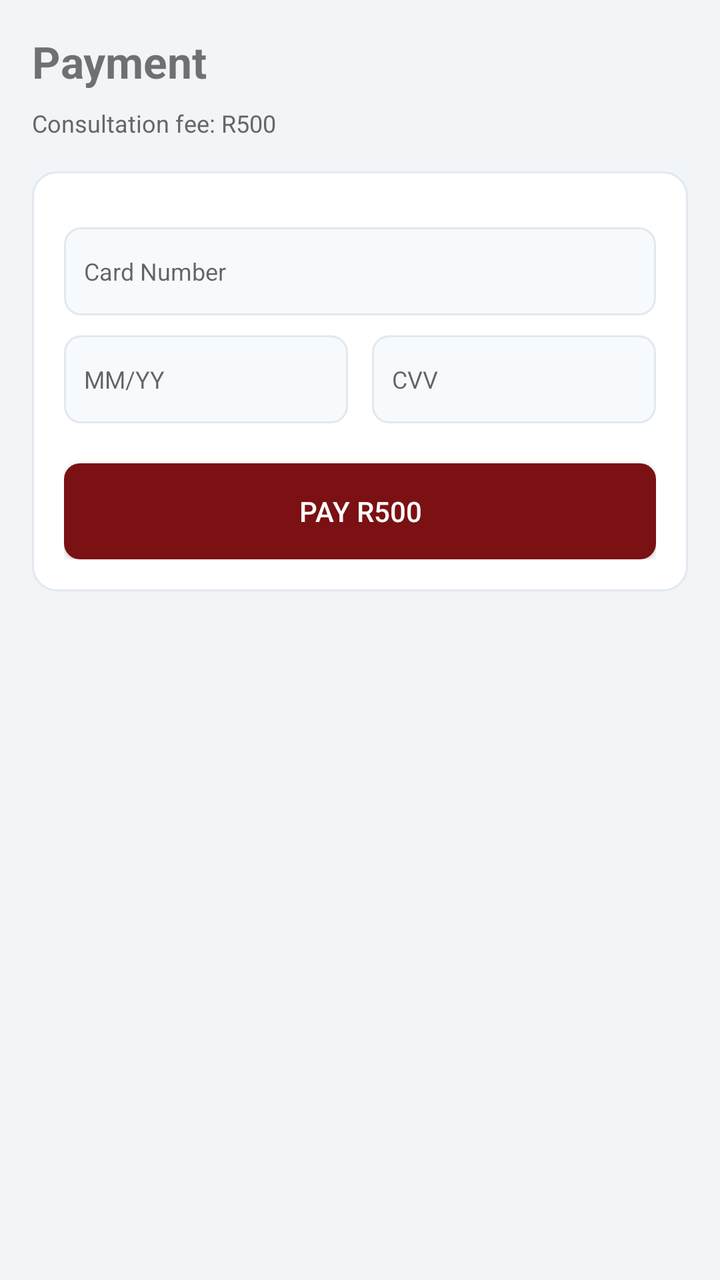
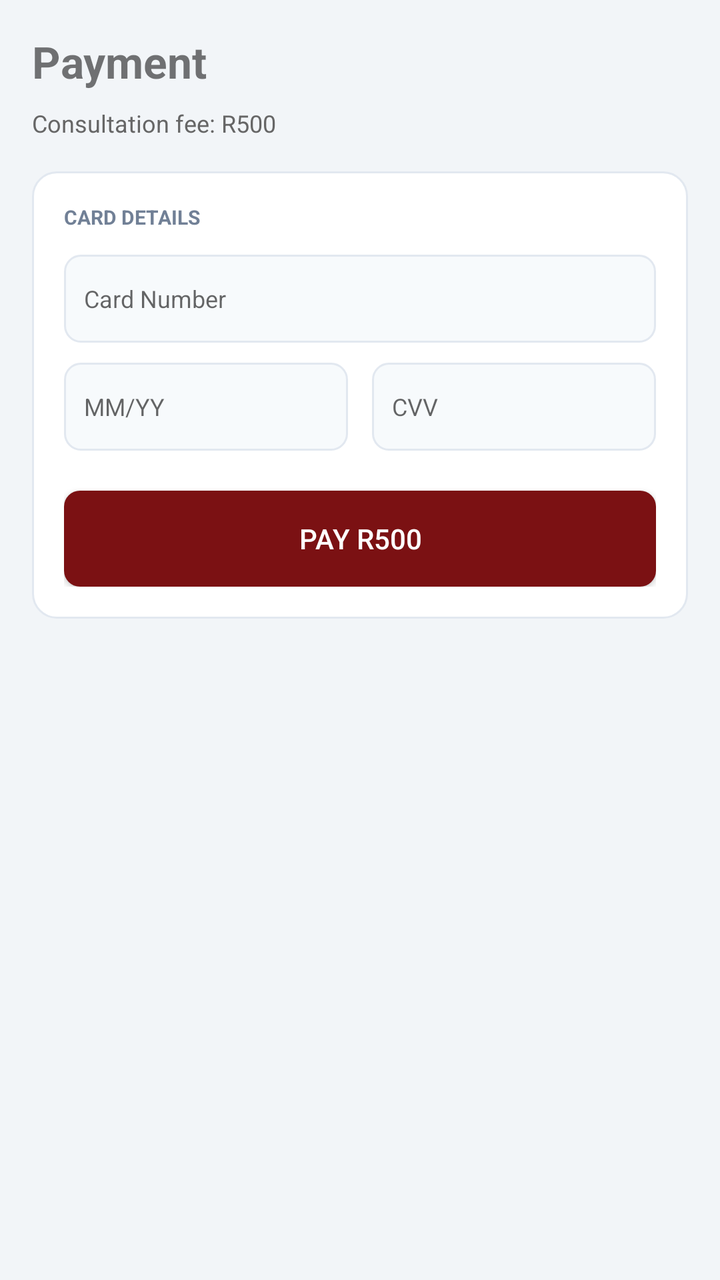

Before-and-after screenshots of an Android layout around one commit, followed by the original layout XML and the change that was made.
<!-- AndroidManifest.xml: application theme Theme.Halaxy_health -->
<!-- res/layout/activity_payment.xml -->
<?xml version="1.0" encoding="utf-8"?>
<LinearLayout
    xmlns:android="http://schemas.android.com/apk/res/android"
    android:layout_width="match_parent"
    android:layout_height="match_parent"
    android:orientation="vertical"
    android:background="#F2F5F8"
    android:padding="16dp">

    <TextView
        android:layout_width="wrap_content"
        android:layout_height="wrap_content"
        android:text="Payment"
        android:textSize="22sp"
        android:textStyle="bold" />

    <TextView
        android:id="@+id/txtPaymentInfo"
        android:layout_width="wrap_content"
        android:layout_height="wrap_content"
        android:text="Consultation fee: R500"
        android:textSize="12sp"
        android:layout_marginTop="8dp"
        android:textColor="#666666" />

    <LinearLayout
        android:layout_width="match_parent"
        android:layout_height="wrap_content"
        android:orientation="vertical"
        android:background="@drawable/bg_white_rounded"
        android:padding="16dp"
        android:layout_marginTop="16dp">

        <TextView
            android:text="CARD DETAILS"
            android:textSize="10sp"
            android:textStyle="bold"
            android:textColor="#718096" />

        <EditText
            android:id="@+id/edtCardNumber"
            android:layout_width="match_parent"
            android:layout_height="44dp"
            android:hint="Card Number"
            android:inputType="number"
            android:background="@drawable/bg_input_light"
            android:layout_marginTop="12dp"
            android:padding="10dp"
            android:textSize="12sp" />

        <LinearLayout
            android:layout_width="match_parent"
            android:layout_height="wrap_content"
            android:orientation="horizontal"
            android:layout_marginTop="10dp">

            <EditText
                android:id="@+id/edtExpiry"
                android:layout_width="0dp"
                android:layout_weight="1"
                android:layout_height="44dp"
                android:hint="MM/YY"
                android:background="@drawable/bg_input_light"
                android:padding="10dp"
                android:textSize="12sp"
                android:layout_marginEnd="6dp" />

            <EditText
                android:id="@+id/edtCvv"
                android:layout_width="0dp"
                android:layout_weight="1"
                android:layout_height="44dp"
                android:hint="CVV"
                android:inputType="numberPassword"
                android:background="@drawable/bg_input_light"
                android:padding="10dp"
                android:textSize="12sp"
                android:layout_marginStart="6dp" />

        </LinearLayout>

        <Button
            android:id="@+id/btnPay"
            android:layout_width="match_parent"
            android:layout_height="48dp"
            android:text="Pay R500"
            android:background="@drawable/bg_button_maroon"
            android:textColor="#FFFFFF"
            android:layout_marginTop="20dp" />

    </LinearLayout>

</LinearLayout>
<!-- resources referenced by this layout -->
<resources>
  <!-- drawable bg_button_maroon (drawable) -->
  <?xml version="1.0" encoding="utf-8"?>
  <shape xmlns:android="http://schemas.android.com/apk/res/android">
      <solid android:color="#7B1113" />
      <corners android:radius="8dp" />
  </shape>
  <!-- drawable bg_input_light (drawable) -->
  <?xml version="1.0" encoding="utf-8"?>
  <shape xmlns:android="http://schemas.android.com/apk/res/android">
      <solid android:color="#F7FAFC" />
      <stroke
          android:width="1dp"
          android:color="#E2E8F0" />
      <corners android:radius="8dp" />
  </shape>
  <!-- drawable bg_white_rounded (drawable) -->
  <?xml version="1.0" encoding="utf-8"?>
  <shape xmlns:android="http://schemas.android.com/apk/res/android">
      <solid android:color="#FFFFFF" />
      <corners android:radius="12dp" />
      <stroke
          android:width="1dp"
          android:color="#E2E8F0" />
  </shape>
  <style name="Theme.Halaxy_health" parent="Theme.AppCompat.Light.NoActionBar">
          <item name="colorPrimary">#1A237E</item>
          <item name="colorPrimaryDark">#7B1113</item>
          <item name="colorAccent">#D32F2F</item>
      </style>
</resources>

<!-- the commit's change to res/layout/activity_payment.xml (unified diff, before → after) -->
@@ -32,6 +32,8 @@
         android:layout_marginTop="16dp">
 
         <TextView
+            android:layout_width="wrap_content"
+            android:layout_height="wrap_content"
             android:text="CARD DETAILS"
             android:textSize="10sp"
             android:textStyle="bold"
